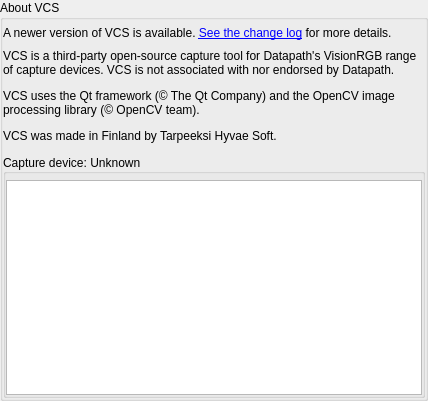
Above: src/display/qt/dialogs/ui/about_dialog.ui from mrehkopf/vcs before the change. Below: the same form after it.
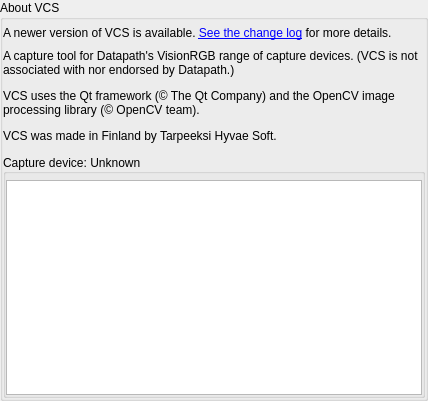
That is the form after the change. Custom widgets are drawn as their Qt base class.

Commit message: gui/about-dialog: Tweak wording

The edit to the form file:
```diff
--- a/src/display/qt/dialogs/ui/about_dialog.ui
+++ b/src/display/qt/dialogs/ui/about_dialog.ui
@@ -149,7 +149,7 @@
                 </sizepolicy>
                </property>
                <property name="text">
-                <string>&lt;html&gt;&lt;head/&gt;&lt;body&gt;&lt;p&gt;VCS is a third-party open-source capture tool for Datapath's VisionRGB range of capture devices. VCS is not associated with nor endorsed by Datapath.&lt;/p&gt;&lt;p&gt;VCS uses the Qt framework (© The Qt Company) and the OpenCV image processing library (© OpenCV team).&lt;/p&gt;&lt;p&gt;VCS was made in Finland by Tarpeeksi Hyvae Soft.&lt;/p&gt;&lt;/body&gt;&lt;/html&gt;</string>
+                <string>&lt;html&gt;&lt;head/&gt;&lt;body&gt;&lt;p&gt;A capture tool for Datapath's VisionRGB range of capture devices. (VCS is not associated with nor endorsed by Datapath.)&lt;/p&gt;&lt;p&gt;VCS uses the Qt framework (© The Qt Company) and the OpenCV image processing library (© OpenCV team).&lt;/p&gt;&lt;p&gt;VCS was made in Finland by Tarpeeksi Hyvae Soft.&lt;/p&gt;&lt;/body&gt;&lt;/html&gt;</string>
                </property>
                <property name="alignment">
                 <set>Qt::AlignLeading|Qt::AlignLeft|Qt::AlignVCenter</set>
```
Left out of the diff: 6 changed lines with no effect on the pictures.
